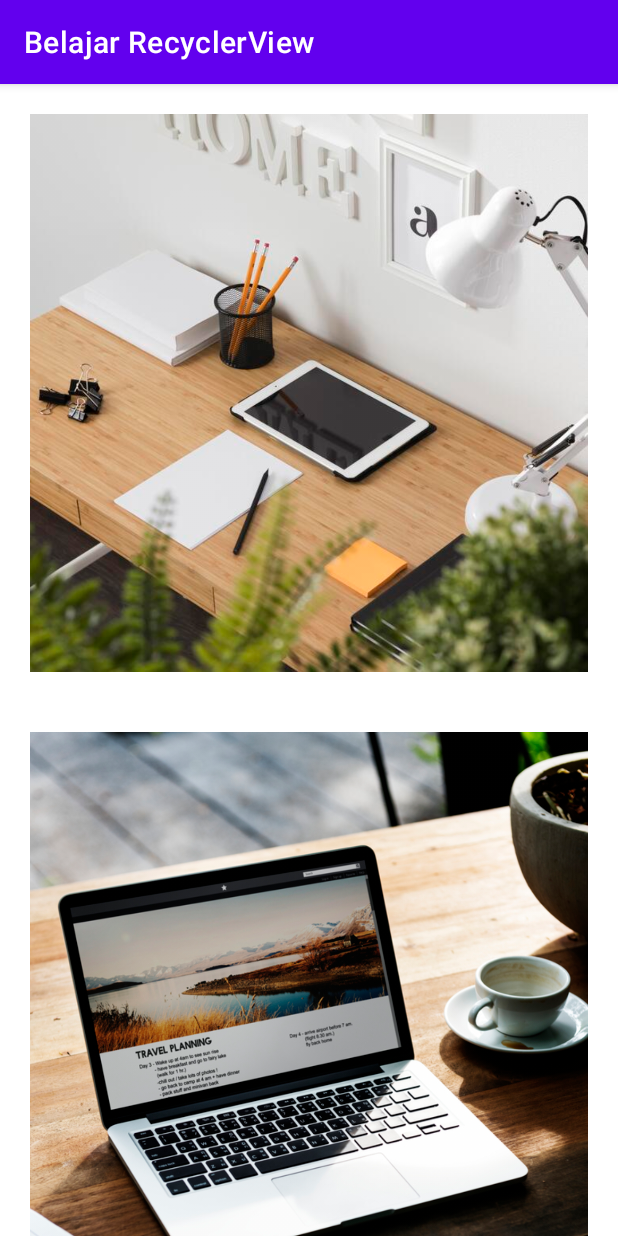
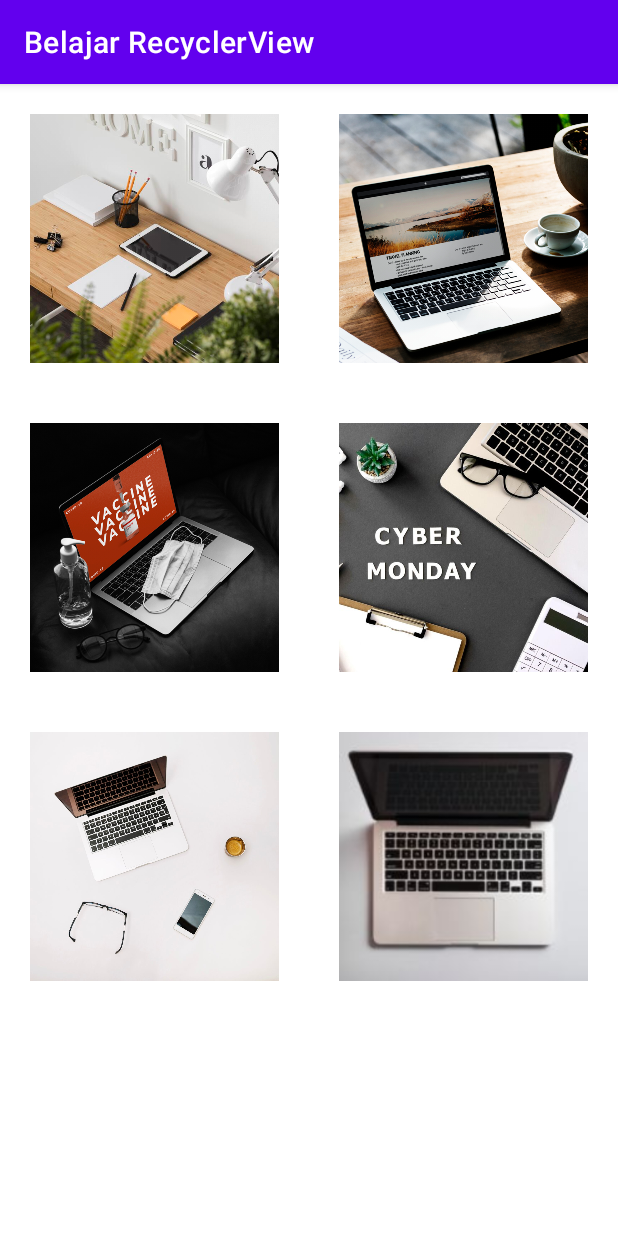
Before and after one commit to andromeda951/belajar-recyclerview, an Android app: the screen it shows after launch (MainActivity), on a phone screen of 412 x 824 dp. Run offline under Robolectric (Android 15) with nearby library versions, the phone set to English and light mode, and no system bars.

Commit message:
Implement GridLayoutManager in XML
Try to implement it in Kotlin

```diff
--- a/app/src/main/java/com/andromeda/belajarrecyclerview/MainActivity.kt
+++ b/app/src/main/java/com/andromeda/belajarrecyclerview/MainActivity.kt
@@ -3,6 +3,7 @@ package com.andromeda.belajarrecyclerview
 import androidx.appcompat.app.AppCompatActivity
 import android.os.Bundle
 import android.util.Log
+import androidx.recyclerview.widget.GridLayoutManager
 import androidx.recyclerview.widget.LinearLayoutManager
 import androidx.recyclerview.widget.RecyclerView
 
@@ -30,7 +31,10 @@ class MainActivity : AppCompatActivity() {
 
         val imageAdapter = ImageAdapter(images)
         findViewById<RecyclerView>(R.id.recycler_view).adapter = imageAdapter
-        findViewById<RecyclerView>(R.id.recycler_view).layoutManager = LinearLayoutManager(this)
+//        findViewById<RecyclerView>(R.id.recycler_view).layoutManager = LinearLayoutManager(this)
+
+//        Try this and comment in activity_main.xml
+//        findViewById<RecyclerView>(R.id.recycler_view).layoutManager = GridLayoutManager(this, 2)
 
 //        Assign recycler_view to an object
 //        val recyclerView = findViewById<RecyclerView>(R.id.recycler_view)
--- a/app/src/main/res/layout/activity_main.xml
+++ b/app/src/main/res/layout/activity_main.xml
@@ -12,6 +12,8 @@
         android:layout_height="0dp"
         tools:listitem="@layout/adapter_image"
         tools:itemCount="7"
+        app:layoutManager="androidx.recyclerview.widget.GridLayoutManager"
+        app:spanCount="2"
         app:layout_constraintStart_toStartOf="parent"
         app:layout_constraintEnd_toEndOf="parent"
         app:layout_constraintTop_toTopOf="parent"
```
